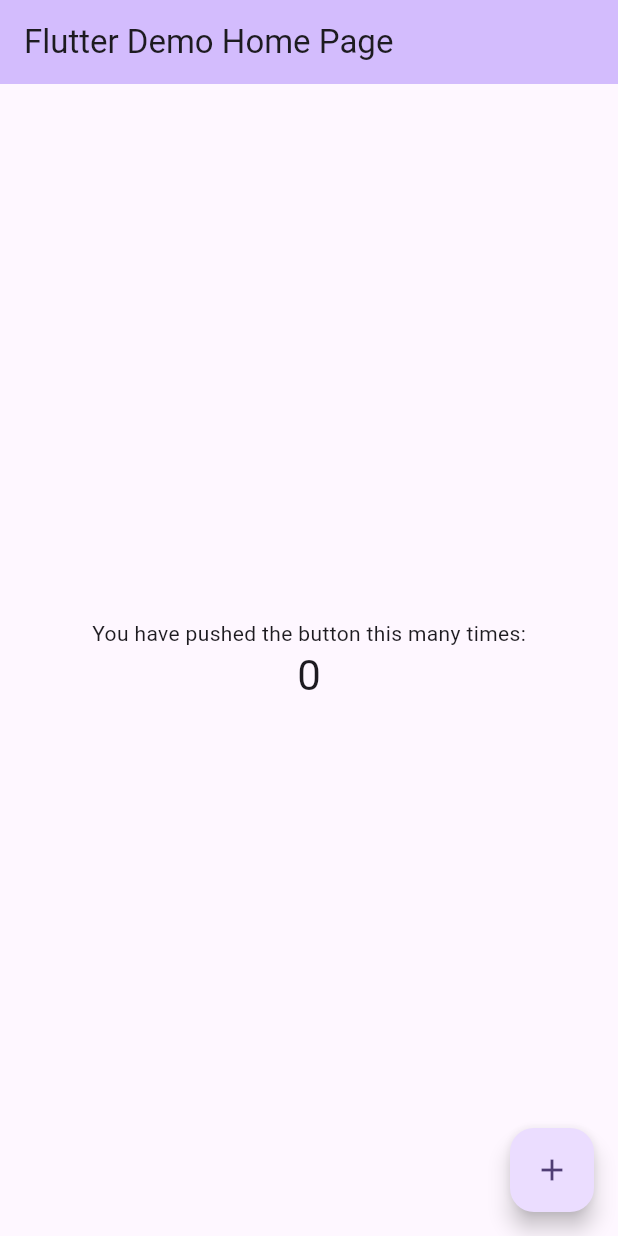
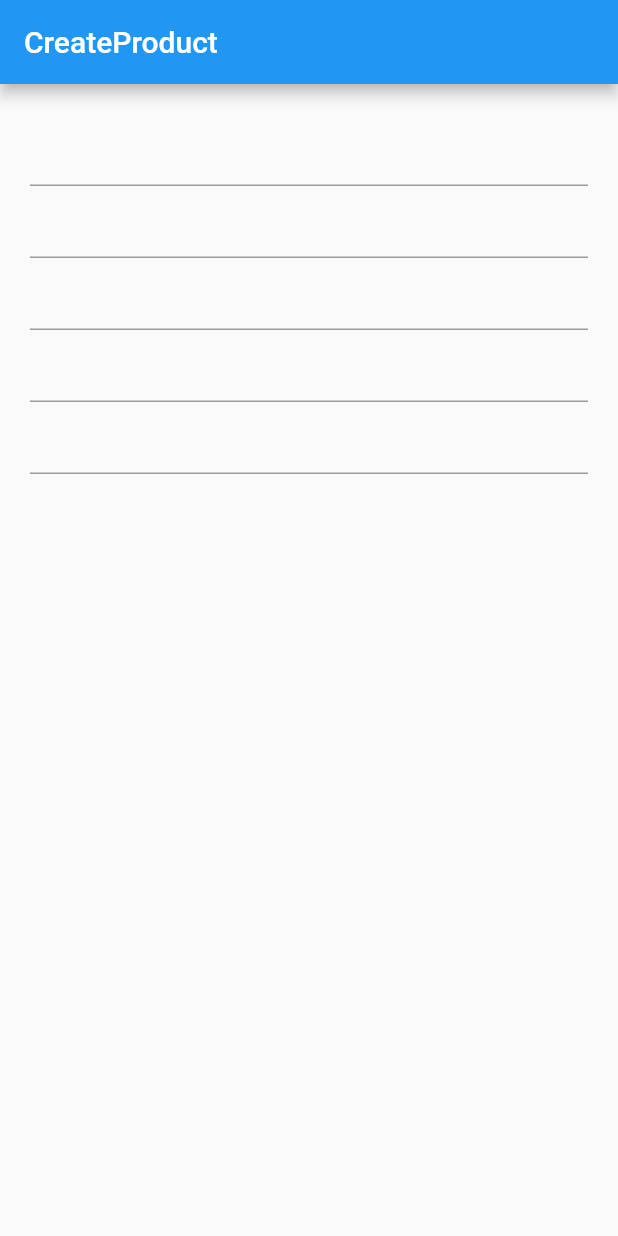
Before and after one commit to Zahed75/crud_app, a Flutter app: the screen it shows after launch, on a phone screen of 412 x 824 dp. Run offline on Flutter 3.47's test engine with Material 2 defaults, Android fonts, the phone set to English and light mode, and no system bars.

Commit message:
modified:   lib/Screen/ProductCreateScreen.dart 	modified:   lib/Style/style.dart 	modified:   lib/main.dart

```diff
--- a/lib/Screen/ProductCreateScreen.dart
+++ b/lib/Screen/ProductCreateScreen.dart
@@ -0,0 +1,37 @@
+import 'package:flutter/material.dart';
+
+// stateful Widget
+class ProductCreateScreen extends StatefulWidget{
+  const ProductCreateScreen({super.key});
+
+  @override
+  State<ProductCreateScreen> createState()=> _ProductCreateScreenState();
+
+}
+
+class _ProductCreateScreenState extends State<ProductCreateScreen>{
+  @override
+  Widget build (BuildContext context){
+    return Scaffold(
+      appBar: AppBar(title:const Text('CreateProduct'),),
+      body:Stack(
+        children: [
+            Container(
+              child:(SingleChildScrollView(
+                padding:const EdgeInsets.all(20),
+                child:Column(
+                  children: [
+                    TextFormField(onChanged: (value){},),
+                    TextFormField(onChanged: (value){},),
+                    TextFormField(onChanged: (value){},),
+                    TextFormField(onChanged: (value){},),
+                    TextFormField(onChanged: (value){},),
+                  ],
+                )
+              ))
+            )
+        ],
+      )
+    );
+  }
+}
--- a/lib/Style/style.dart
+++ b/lib/Style/style.dart
@@ -0,0 +1,27 @@
+import 'dart:ui';
+
+import 'package:flutter/material.dart';
+
+
+const colorRed=Color.fromRGBO(231, 28, 26, 1);
+const colorGreen=Color.fromRGBO(33, 191, 115, 1);
+const colorWhite=Color.fromRGBO(255, 2555, 255, 1);
+const colorDarkBlue=Color.fromRGBO(44, 62, 80, 1);
+
+
+InputDecoration AppInputDecoration(){
+  var Label;
+  return InputDecoration(
+    focusedBorder: const OutlineInputBorder(
+      borderSide: const BorderSide(color: colorGreen,width:1)
+    ),
+    fillColor: colorWhite,
+    filled:true,
+    contentPadding:EdgeInsets.fromLTRB(20, 10, 10, 20),
+    enabledBorder: const OutlineInputBorder(
+      borderSide: const BorderSide(color:colorWhite,width:1)
+    ),
+    border:OutlineInputBorder(),
+    labelText: Label,
+    );
+}
--- a/lib/main.dart
+++ b/lib/main.dart
@@ -1,125 +1,18 @@
+import 'package:crud_app/Screen/ProductCreateScreen.dart';
 import 'package:flutter/material.dart';
 
 void main() {
   runApp(const MyApp());
 }
 
-class MyApp extends StatelessWidget {
+class MyApp extends StatelessWidget{
   const MyApp({super.key});
 
-  // This widget is the root of your application.
   @override
-  Widget build(BuildContext context) {
-    return MaterialApp(
-      title: 'Flutter Demo',
-      theme: ThemeData(
-        // This is the theme of your application.
-        //
-        // TRY THIS: Try running your application with "flutter run". You'll see
-        // the application has a blue toolbar. Then, without quitting the app,
-        // try changing the seedColor in the colorScheme below to Colors.green
-        // and then invoke "hot reload" (save your changes or press the "hot
-        // reload" button in a Flutter-supported IDE, or press "r" if you used
-        // the command line to start the app).
-        //
-        // Notice that the counter didn't reset back to zero; the application
-        // state is not lost during the reload. To reset the state, use hot
-        // restart instead.
-        //
-        // This works for code too, not just values: Most code changes can be
-        // tested with just a hot reload.
-        colorScheme: ColorScheme.fromSeed(seedColor: Colors.deepPurple),
-        useMaterial3: true,
-      ),
-      home: const MyHomePage(title: 'Flutter Demo Home Page'),
+  Widget build(BuildContext context){
+    return const MaterialApp(
+      title:"Flutter App",
+      home:ProductCreateScreen()
     );
   }
 }
-
-class MyHomePage extends StatefulWidget {
-  const MyHomePage({super.key, required this.title});
-
-  // This widget is the home page of your application. It is stateful, meaning
-  // that it has a State object (defined below) that contains fields that affect
-  // how it looks.
-
-  // This class is the configuration for the state. It holds the values (in this
-  // case the title) provided by the parent (in this case the App widget) and
-  // used by the build method of the State. Fields in a Widget subclass are
-  // always marked "final".
-
-  final String title;
-
-  @override
-  State<MyHomePage> createState() => _MyHomePageState();
-}
-
-class _MyHomePageState extends State<MyHomePage> {
-  int _counter = 0;
-
-  void _incrementCounter() {
-    setState(() {
-      // This call to setState tells the Flutter framework that something has
-      // changed in this State, which causes it to rerun the build method below
-      // so that the display can reflect the updated values. If we changed
-      // _counter without calling setState(), then the build method would not be
-      // called again, and so nothing would appear to happen.
-      _counter++;
-    });
-  }
-
-  @override
-  Widget build(BuildContext context) {
-    // This method is rerun every time setState is called, for instance as done
-    // by the _incrementCounter method above.
-    //
-    // The Flutter framework has been optimized to make rerunning build methods
-    // fast, so that you can just rebuild anything that needs updating rather
-    // than having to individually change instances of widgets.
-    return Scaffold(
-      appBar: AppBar(
-        // TRY THIS: Try changing the color here to a specific color (to
-        // Colors.amber, perhaps?) and trigger a hot reload to see the AppBar
-        // change color while the other colors stay the same.
-        backgroundColor: Theme.of(context).colorScheme.inversePrimary,
-        // Here we take the value from the MyHomePage object that was created by
-        // the App.build method, and use it to set our appbar title.
-        title: Text(widget.title),
-      ),
-      body: Center(
-        // Center is a layout widget. It takes a single child and positions it
-        // in the middle of the parent.
-        child: Column(
-          // Column is also a layout widget. It takes a list of children and
-          // arranges them vertically. By default, it sizes itself to fit its
-          // children horizontally, and tries to be as tall as its parent.
-          //
-          // Column has various properties to control how it sizes itself and
-          // how it positions its children. Here we use mainAxisAlignment to
-          // center the children vertically; the main axis here is the vertical
-          // axis because Columns are vertical (the cross axis would be
-          // horizontal).
-          //
-          // TRY THIS: Invoke "debug painting" (choose the "Toggle Debug Paint"
-          // action in the IDE, or press "p" in the console), to see the
-          // wireframe for each widget.
-          mainAxisAlignment: MainAxisAlignment.center,
-          children: <Widget>[
-            const Text(
-              'You have pushed the button this many times:',
-            ),
-            Text(
-              '$_counter',
-              style: Theme.of(context).textTheme.headlineMedium,
-            ),
-          ],
-        ),
-      ),
-      floatingActionButton: FloatingActionButton(
-        onPressed: _incrementCounter,
-        tooltip: 'Increment',
-        child: const Icon(Icons.add),
-      ), // This trailing comma makes auto-formatting nicer for build methods.
-    );
-  }
-}
```
